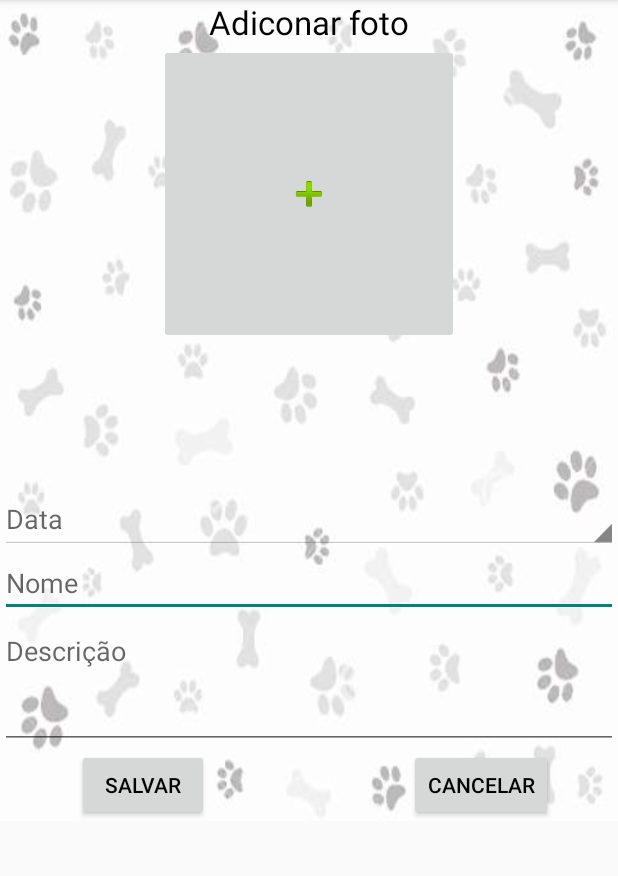
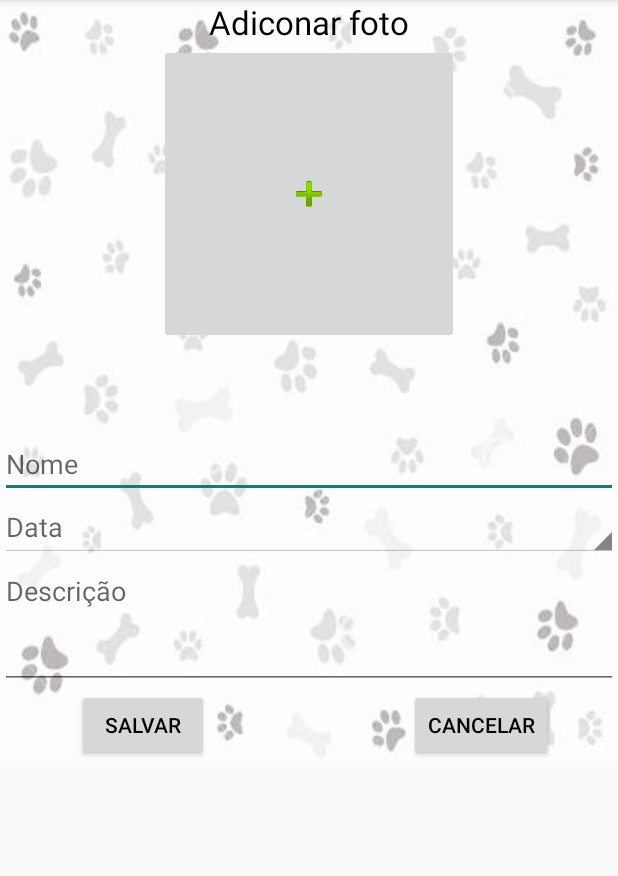
Before and after one commit to EndriwMichel/ForDog2.1, an Android app: the CadDog screen opened directly, with no data from a screen before it, on a phone screen of 412 x 824 dp, the part 84-960 px from its top. Run offline under Robolectric (Android 15) with nearby library versions, the phone set to English and light mode, and no system bars; libraries missing offline, so code that uses them is left out: com.firebase.client; 1 statement that could not run was skipped.

Commit message:
CommitImageButon
teste de tela de cadastro de dogs imagebutton adcionado e hash no
firebase

```diff
--- a/Map_v2.1/app/src/main/java/com/example/endriw/map_v21/DogCalendar.java
+++ b/Map_v2.1/app/src/main/java/com/example/endriw/map_v21/DogCalendar.java
@@ -6,7 +6,6 @@ import android.app.Dialog;
 import android.app.DialogFragment;
 import android.os.Bundle;
 import android.widget.DatePicker;
-import android.widget.EditText;
 import android.widget.TextView;
 
 import java.util.Calendar;
@@ -33,7 +32,7 @@ public class DogCalendar extends DialogFragment implements DatePickerDialog.OnDa
     @Override
     public void onDateSet(DatePicker view, int year, int monthOfYear, int dayOfMonth) {
 
-        TextView data = (TextView)getActivity().findViewById(R.id.DogDate);
+        TextView data = (TextView)getActivity().findViewById(R.id.dogDate);
 
         data.setText(dayOfMonth + " / " + (monthOfYear+1) + " / " + year);
 
--- a/Map_v2.1/app/src/main/res/layout/activity_cad_dog.xml
+++ b/Map_v2.1/app/src/main/res/layout/activity_cad_dog.xml
@@ -6,7 +6,6 @@
     android:layout_height="match_parent">
 
     <RelativeLayout
-
         android:layout_width="match_parent"
         android:layout_height="match_parent"
         android:background="@drawable/back3"
@@ -18,82 +17,86 @@
             android:layout_height="wrap_content"
             android:layout_alignParentTop="true"
             android:layout_centerHorizontal="true"
-
             android:text="Adiconar foto"
             android:textAppearance="?android:attr/textAppearanceLarge" />
 
 
         <ImageButton
-            android:id="@+id/imageButton2"
+            android:id="@+id/dogFoto"
             android:layout_width="200dp"
             android:layout_height="200dp"
             android:layout_below="@+id/textView"
             android:layout_centerHorizontal="true"
             android:src="@android:drawable/ic_input_add"
-            android:text="ok" />
+            android:text="ok"
+            android:onClick="GetImage"/>
 
 
         <EditText
-            android:id="@+id/editText5"
+
+            android:id="@+id/dogNome"
             android:layout_width="wrap_content"
             android:layout_height="wrap_content"
-            android:layout_alignParentEnd="true"
+            android:hint="Nome"
+            android:layout_marginTop="57dp"
+            android:layout_below="@+id/dogFoto"
             android:layout_alignParentLeft="true"
+            android:layout_alignParentStart="true"
             android:layout_alignParentRight="true"
-            android:layout_alignParentStart="true"
-            android:layout_below="@+id/DogDate"
-            android:hint="Nome" />
+            android:layout_alignParentEnd="true" />
 
         <EditText
-            android:id="@+id/editText6"
+            android:id="@+id/dogDesc"
             android:layout_width="wrap_content"
             android:layout_height="wrap_content"
-            android:layout_alignParentEnd="true"
-            android:layout_alignParentLeft="true"
-            android:layout_alignParentRight="true"
             android:layout_alignParentStart="true"
-            android:layout_below="@+id/editText5"
             android:gravity="top|left"
             android:hint="Descrição"
             android:lines="3"
             android:maxLines="10"
             android:minLines="3"
-            android:scrollbars="vertical" />
+            android:scrollbars="vertical"
+            android:layout_below="@+id/dogDate"
+            android:layout_alignParentLeft="true"
+            android:layout_alignParentRight="true"
+            android:layout_alignParentEnd="true" />
 
         <Button
             android:id="@+id/btn_salvar"
             android:layout_width="wrap_content"
             android:layout_height="wrap_content"
-            android:layout_below="@+id/editText6"
             android:layout_toLeftOf="@+id/textView"
             android:layout_toStartOf="@+id/textView"
             android:onClick="ClickSalvar"
-            android:text="Salvar" />
+            android:text="Salvar"
+            android:layout_alignBottom="@+id/btn_cancelar"
+            android:layout_centerVertical="true"
+            android:layout_below="@+id/dogDesc" />
 
         <Button
             android:id="@+id/btn_cancelar"
             android:layout_width="wrap_content"
             android:layout_height="wrap_content"
-            android:layout_below="@+id/editText6"
             android:layout_toEndOf="@+id/textView"
             android:layout_toRightOf="@+id/textView"
             android:onClick="ClickCancelar"
-            android:text="Cancelar" />
+            android:text="Cancelar"
+            android:layout_centerVertical="true"
+            android:layout_below="@+id/dogDesc" />
 
         <TextView
-            android:id="@+id/DogDate"
+            android:id="@+id/dogDate"
             style="@android:style/Widget.Holo.Light.Spinner"
             android:layout_width="wrap_content"
             android:layout_height="wrap_content"
-            android:layout_alignParentEnd="true"
+            android:onClick="CallCalendar"
+            android:text="Data"
+            android:textAppearance="?android:attr/textAppearanceMedium"
+            android:layout_alignParentStart="true"
+            android:layout_below="@+id/dogNome"
             android:layout_alignParentLeft="true"
             android:layout_alignParentRight="true"
-            android:layout_alignParentStart="true"
-            android:layout_below="@+id/imageButton2"
-            android:layout_marginTop="97dp"
-            android:onClick="CallCalendar"
-            android:text="Data"
-            android:textAppearance="?android:attr/textAppearanceMedium" />
+            android:layout_alignParentEnd="true" />
 
 
     </RelativeLayout>
```
Also changed, not shown: Map_v2.1/app/src/main/java/com/example/endriw/map_v21/CadDog.java (+82 -5 lines), Map_v2.1/app/src/main/java/com/example/endriw/map_v21/MapsActivity.java (+32 -2 lines).
